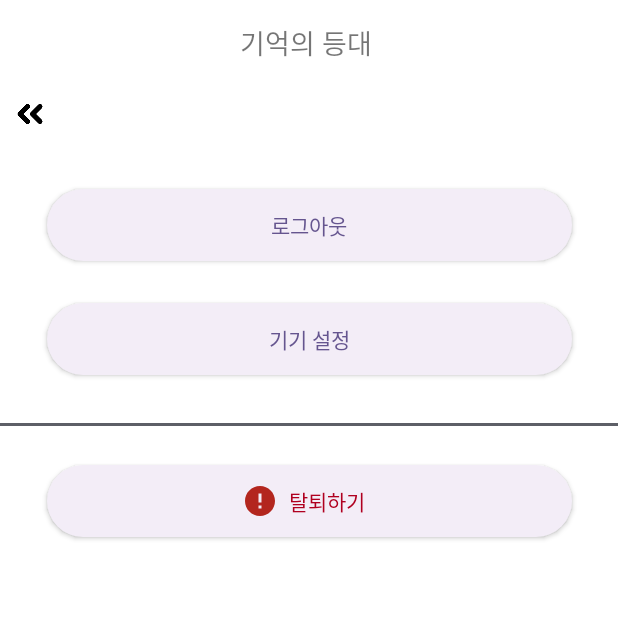
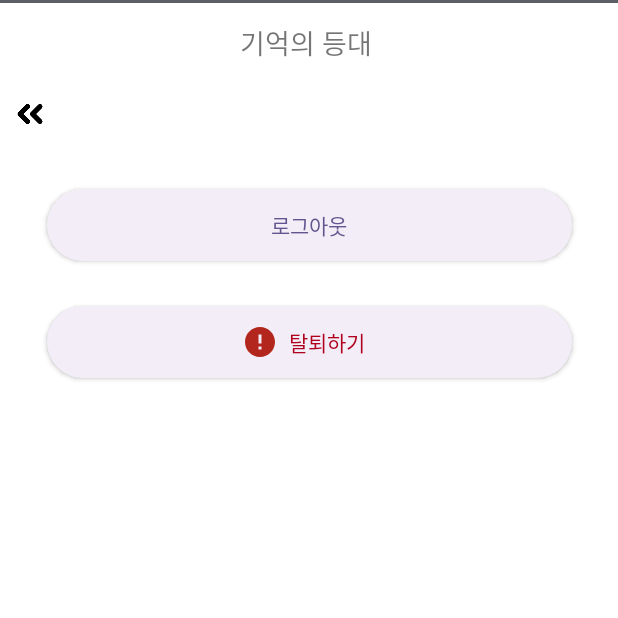
Before and after one commit to Avy012/Care-Assistant, an Android app: the SettingActivity screen opened directly, with no data from a screen before it, on a phone screen of 412 x 824 dp, the top half of it. Run offline under Robolectric (Android 15) with nearby library versions, the phone set to English and light mode, and no system bars; our stand-ins replace Firebase (no records; nobody signed in at launch, a user with empty details on screens opened directly).

Commit message:
1207_최최종

```diff
--- a/Care-Assistant-develop/Care-Assistant-develop/LightHouseOfMemory/app/src/main/java/com/example/lighthouseofmemory/SettingActivity.java
+++ b/Care-Assistant-develop/Care-Assistant-develop/LightHouseOfMemory/app/src/main/java/com/example/lighthouseofmemory/SettingActivity.java
@@ -37,7 +37,7 @@ public class SettingActivity extends AppCompatActivity {
         // UI 요소 초기화
         logoutButton = findViewById(R.id.logout_button);
         backButton = findViewById(R.id.Back_b);
-        connectButton = findViewById(R.id.device_setting);
+
         deleteButton = findViewById(R.id.delete_account);
 
 
--- a/Care-Assistant-develop/Care-Assistant-develop/LightHouseOfMemory/app/src/main/res/layout/activity_settings.xml
+++ b/Care-Assistant-develop/Care-Assistant-develop/LightHouseOfMemory/app/src/main/res/layout/activity_settings.xml
@@ -59,45 +59,31 @@
         app:layout_constraintStart_toStartOf="parent"
         app:layout_constraintTop_toBottomOf="@+id/toolbar" />
 
-    <Button
-        android:id="@+id/device_setting"
-        android:layout_width="350dp"
-        android:layout_height="wrap_content"
-        android:layout_marginTop="28dp"
-        android:background="@drawable/rounded_button"
-        android:backgroundTint="@null"
-        android:text="기기 설정"
-        android:textColor="@color/font_purple"
-        app:layout_constraintEnd_toEndOf="parent"
-        app:layout_constraintStart_toStartOf="parent"
-        app:layout_constraintTop_toBottomOf="@+id/logout_button" />
-
     <View
         android:id="@+id/view"
         android:layout_width="0dp"
         android:layout_height="2dp"
-        android:layout_marginTop="32dp"
         android:background="@android:color/system_outline_light"
         app:layout_constraintHorizontal_bias="0.0"
         app:layout_constraintLeft_toLeftOf="parent"
         app:layout_constraintRight_toRightOf="parent"
-        app:layout_constraintTop_toBottomOf="@+id/device_setting" />
+        tools:layout_editor_absoluteY="282dp" />
 
     <Button
         android:id="@+id/delete_account"
         android:layout_width="350dp"
         android:layout_height="wrap_content"
-        android:layout_marginTop="60dp"
         android:background="@drawable/rounded_button"
         android:backgroundTint="@null"
         android:drawableLeft="@drawable/baseline_error_24"
         android:paddingStart="130dp"
         android:paddingEnd="130dp"
+        android:layout_marginTop="30dp"
         android:text="탈퇴하기"
         android:textColor="@color/design_default_color_error"
         app:layout_constraintEnd_toEndOf="parent"
         app:layout_constraintStart_toStartOf="parent"
-        app:layout_constraintTop_toBottomOf="@+id/device_setting" />
+        app:layout_constraintTop_toBottomOf="@+id/logout_button" />
 
 
 
```
